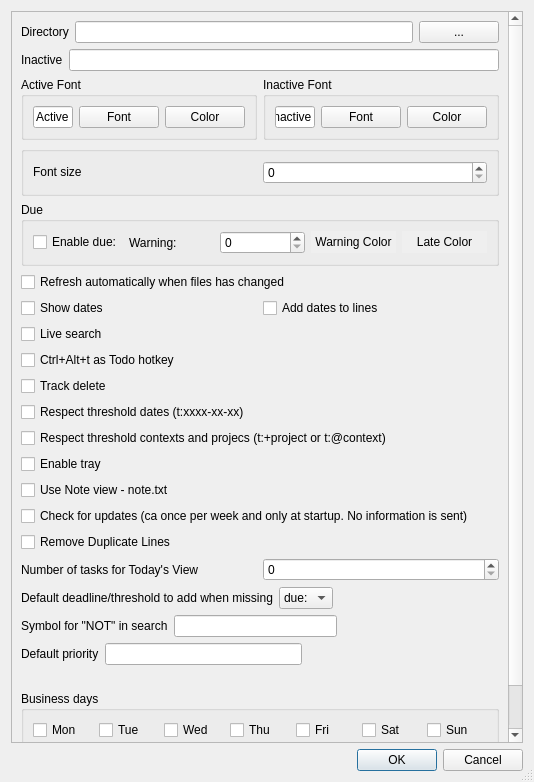
First picture: the form in settingsdialog.ui, repository GaetanDC/Todour, before the edit.
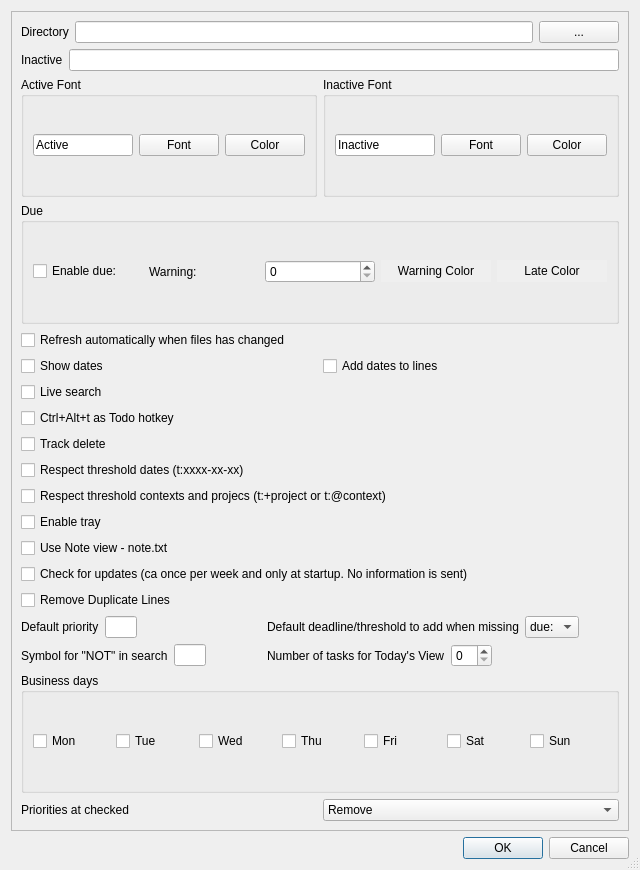
Second picture: the form after the edit.

Commit message: redisign settingsdialog layout

Patch:
```diff
--- a/settingsdialog.ui
+++ b/settingsdialog.ui
@@ -6,8 +6,8 @@
    <rect>
     <x>0</x>
     <y>0</y>
-    <width>534</width>
-    <height>782</height>
+    <width>640</width>
+    <height>870</height>
    </rect>
   </property>
   <property name="windowTitle">
@@ -30,8 +30,8 @@
        <rect>
         <x>0</x>
         <y>0</y>
-        <width>500</width>
-        <height>774</height>
+        <width>620</width>
+        <height>819</height>
        </rect>
       </property>
       <layout class="QVBoxLayout" name="verticalLayout_2">
@@ -150,26 +150,6 @@
          </item>
         </layout>
        </item>
-      <item>
-        <widget class="QGroupBox" name="groupBox_4">
-         <property name="title">
-          <string/>
-         </property>
-         <layout class="QHBoxLayout" name="horizontalLayout_9">
-          <item>
-           <widget class="QLabel" name="label_5">
-            <property name="text">
-             <string>&lt;html&gt;&lt;head/&gt;&lt;body&gt;&lt;p&gt;Font size&lt;/p&gt;&lt;/body&gt;&lt;/html&gt;</string>
-            </property>
-           </widget>
-          </item>
-          <item>
-           <widget class="QSpinBox" name="sb_fontSize"/>
-          </item>
-         </layout>
-        </widget>
-       </item>
-
        <item>
         <layout class="QHBoxLayout" name="horizontalLayout_5">
          <item>
@@ -326,6 +306,48 @@
        </item>
 
          <item>
+        <layout class="QGridLayout" name="gridLayout">
+         <item row="1" column="0">
+          <layout class="QHBoxLayout" name="horizontalLayout_10">
+           <item>
+            <widget class="QLabel" name="label_7">
+             <property name="text">
+              <string>Symbol for &quot;NOT&quot; in search</string>
+             </property>
+            </widget>
+           </item>
+           <item>
+            <widget class="QLineEdit" name="search_not_char">
+             <property name="maximumSize">
+              <size>
+               <width>32</width>
+               <height>16777215</height>
+              </size>
+             </property>
+             <property name="maxLength">
+              <number>1</number>
+             </property>
+             <property name="alignment">
+              <set>Qt::AlignmentFlag::AlignCenter</set>
+             </property>
+            </widget>
+           </item>
+           <item>
+            <spacer name="horizontalSpacer_4">
+             <property name="orientation">
+              <enum>Qt::Orientation::Horizontal</enum>
+             </property>
+             <property name="sizeHint" stdset="0">
+              <size>
+               <width>40</width>
+               <height>20</height>
+              </size>
+             </property>
+            </spacer>
+           </item>
+          </layout>
+         </item>
+         <item row="1" column="1">
         <layout class="QHBoxLayout" name="horizontalLayout_11">
 			<item>
 			  <widget class="QLabel" name="label_8">
@@ -337,11 +359,62 @@
            <item>
              <widget class="QSpinBox" name="sb_nn_today"/>
            </item>
-           </layout>
-          </item>
-
-
+           <item>
+            <spacer name="horizontalSpacer_3">
+             <property name="orientation">
+              <enum>Qt::Orientation::Horizontal</enum>
+             </property>
+             <property name="sizeHint" stdset="0">
+              <size>
+               <width>40</width>
+               <height>20</height>
+              </size>
+             </property>
+            </spacer>
+           </item>
+          </layout>
+         </item>
+         <item row="0" column="0">
+          <layout class="QHBoxLayout" name="horizontalLayout_11">
        <item>
+            <widget class="QLabel" name="label_8">
+             <property name="text">
+              <string>Default priority</string>
+             </property>
+            </widget>
+           </item>
+           <item>
+            <widget class="QLineEdit" name="default_priority">
+             <property name="maximumSize">
+              <size>
+               <width>32</width>
+               <height>16777215</height>
+              </size>
+             </property>
+             <property name="maxLength">
+              <number>1</number>
+             </property>
+             <property name="alignment">
+              <set>Qt::AlignmentFlag::AlignCenter</set>
+             </property>
+            </widget>
+           </item>
+           <item>
+            <spacer name="horizontalSpacer">
+             <property name="orientation">
+              <enum>Qt::Orientation::Horizontal</enum>
+             </property>
+             <property name="sizeHint" stdset="0">
+              <size>
+               <width>40</width>
+               <height>20</height>
+              </size>
+             </property>
+            </spacer>
+           </item>
+          </layout>
+         </item>
+         <item row="0" column="1">
         <layout class="QHBoxLayout" name="horizontalLayout_11">
          <item>
           <widget class="QLabel" name="label_6">
@@ -382,95 +455,8 @@
          </item>
         </layout>
        </item>
-       <item>
-        <layout class="QHBoxLayout" name="horizontalLayout_10">
-         <item>
-          <widget class="QLabel" name="label_7">
-           <property name="text">
-            <string>Symbol for &quot;NOT&quot; in search</string>
-           </property>
-          </widget>
-         </item>
-         <item>
-          <widget class="QLineEdit" name="search_not_char">
-           <property name="maxLength">
-            <number>1</number>
-           </property>
-           <property name="alignment">
-            <set>Qt::AlignCenter</set>
-           </property>
-          </widget>
-         </item>
-         <item>
-          <spacer name="horizontalSpacer">
-           <property name="orientation">
-            <enum>Qt::Horizontal</enum>
-           </property>
-           <property name="sizeHint" stdset="0">
-            <size>
-             <width>40</width>
-             <height>20</height>
-            </size>
-           </property>
-          </spacer>
-         </item>
         </layout>
        </item>
-
-       <item>
-        <layout class="QHBoxLayout" name="horizontalLayout_11">
-         <item>
-          <widget class="QLabel" name="label_8">
-           <property name="text">
-            <string>Default priority</string>
-           </property>
-          </widget>
-         </item>
-         <item>
-          <widget class="QLineEdit" name="default_priority">
-           <property name="maxLength">
-            <number>1</number>
-           </property>
-           <property name="alignment">
-            <set>Qt::AlignCenter</set>
-           </property>
-          </widget>
-         </item>
-         <item>
-          <spacer name="horizontalSpacer">
-           <property name="orientation">
-            <enum>Qt::Horizontal</enum>
-           </property>
-           <property name="sizeHint" stdset="0">
-            <size>
-             <width>40</width>
-             <height>20</height>
-            </size>
-           </property>
-          </spacer>
-         </item>
-        </layout>
-       </item>
-
-
-    <item>
-        <layout class="QHBoxLayout" name="horizontalLayout_16">
-         <item>
-          <spacer name="horizontalSpacer_2">
-           <property name="orientation">
-            <enum>Qt::Horizontal</enum>
-           </property>
-           <property name="sizeHint" stdset="0">
-            <size>
-             <width>40</width>
-             <height>20</height>
-            </size>
-           </property>
-          </spacer>
-         </item>
-        </layout>
-       </item>
-
        <item>
        <layout class="QHBoxLayout" name="horizontalLayout_14">
          <item>
```
Left out of the diff: 24 changed lines with no effect on the pictures. Lines whose indentation alone changed are shown as unchanged.
